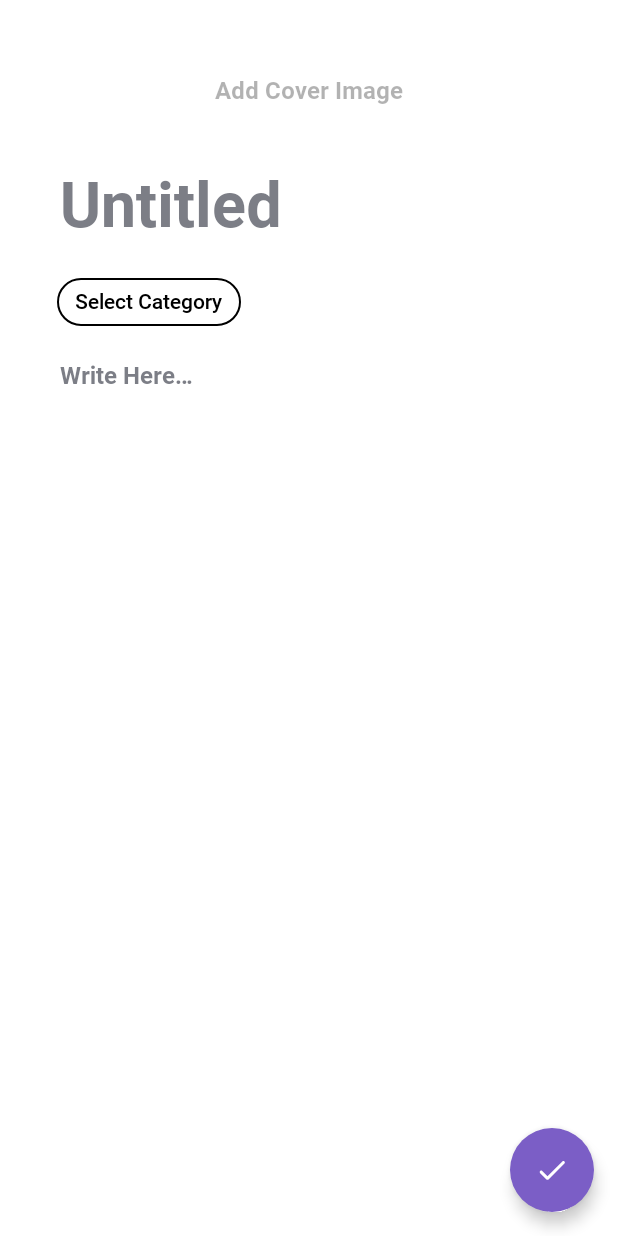
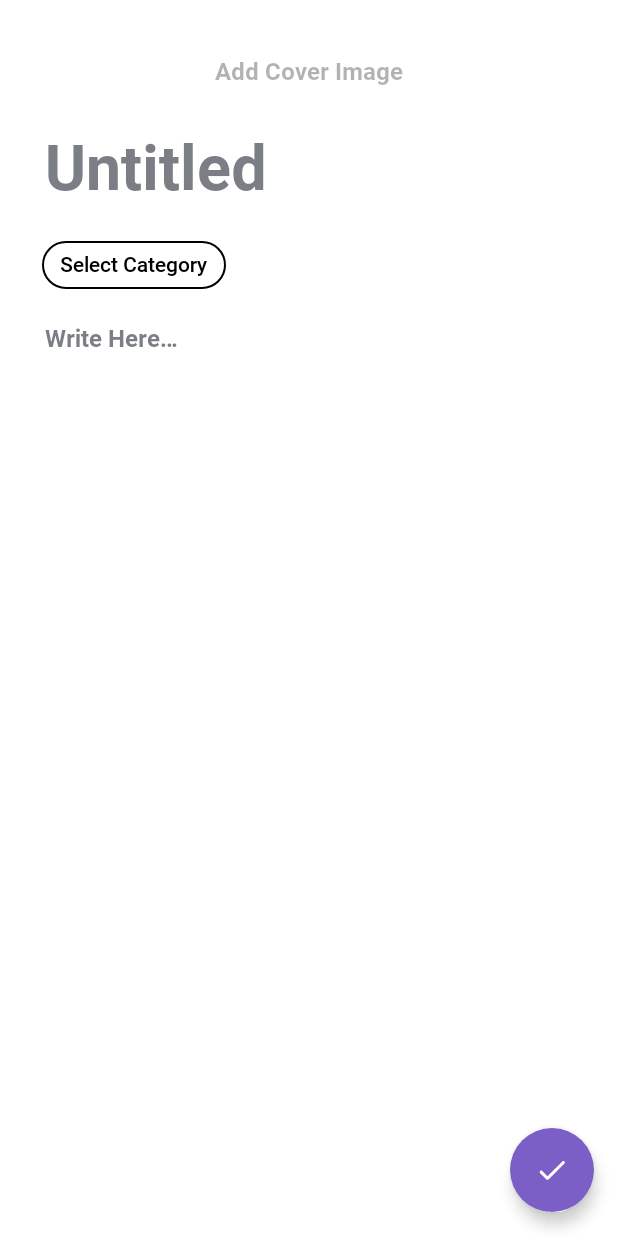
Before and after one commit to AbolfazlHaghpanah/Pienote, an Android app built with Jetpack Compose: the screen it shows after launch (MainActivity), after a tap on "Add Note", on a phone screen of 412 x 824 dp. Run offline under Robolectric (Android 15) with nearby library versions, the phone set to English and light mode, and no system bars; our stand-ins replace Dagger/Hilt's generated code, Room's generated code; 2 other taps on this screen came first.

Commit message:
fix note screen size and paddings

```diff
--- a/app/src/main/java/com/haghpanh/pienote/note/ui/NoteScreen.kt
+++ b/app/src/main/java/com/haghpanh/pienote/note/ui/NoteScreen.kt
@@ -9,10 +9,9 @@ import androidx.compose.animation.core.tween
 import androidx.compose.foundation.clickable
 import androidx.compose.foundation.interaction.MutableInteractionSource
 import androidx.compose.foundation.layout.Column
-import androidx.compose.foundation.layout.Spacer
 import androidx.compose.foundation.layout.fillMaxSize
 import androidx.compose.foundation.layout.fillMaxWidth
-import androidx.compose.foundation.layout.heightIn
+import androidx.compose.foundation.layout.height
 import androidx.compose.foundation.layout.imePadding
 import androidx.compose.foundation.layout.offset
 import androidx.compose.foundation.layout.padding
@@ -40,6 +39,7 @@ import androidx.compose.ui.focus.FocusRequester
 import androidx.compose.ui.focus.focusRequester
 import androidx.compose.ui.graphics.Color
 import androidx.compose.ui.input.nestedscroll.nestedScroll
+import androidx.compose.ui.platform.LocalConfiguration
 import androidx.compose.ui.platform.LocalFocusManager
 import androidx.compose.ui.res.stringResource
 import androidx.compose.ui.unit.IntOffset
@@ -85,7 +85,7 @@ fun NoteScreen(
         }
     }
 
-    HomeScreen(
+    NoteScreen(
         state = state,
         onUpdateNote = viewModel::updateNoteText,
         onUpdateTitle = viewModel::updateTitleText,
@@ -97,7 +97,7 @@ fun NoteScreen(
 }
 
 @Composable
-fun HomeScreen(
+fun NoteScreen(
     state: NoteViewState,
     onUpdateNote: (String) -> Unit,
     onUpdateTitle: (String) -> Unit,
@@ -110,6 +110,7 @@ fun HomeScreen(
     val noteFocusRequester = remember { FocusRequester() }
     val interactionSource = remember { MutableInteractionSource() }
     val focusManager = LocalFocusManager.current
+    val localConfig = LocalConfiguration.current
 
     LaunchedEffect(state.isEditing) {
         if (!state.isEditing) {
@@ -153,7 +154,6 @@ fun HomeScreen(
         Column(
             modifier = Modifier
                 .padding(paddingValue)
-                .padding(top = 24.dp, start = 24.dp, end = 24.dp)
                 .fillMaxSize()
                 .then(
                     if (!state.isEditing) {
@@ -167,6 +167,7 @@ fun HomeScreen(
             ImageCoverSection(
                 modifier = Modifier
                     .statusBarsPadding()
+                    .padding(top = 24.dp, start = 24.dp, end = 24.dp)
                     .then(
                         if (!state.isEditing) {
                             Modifier
@@ -182,7 +183,11 @@ fun HomeScreen(
                 onClick = onRequestToPickImage
             )
 
-            Column {
+            Column(
+                modifier = Modifier
+                    .padding(horizontal = 14.dp)
+                    .height(localConfig.screenHeightDp.dp - 24.dp)
+            ) {
                 if (state.isEditing) {
                     SideEffect {
                         if (state.focusRequestType is FocusRequestType.Title) {
@@ -240,7 +245,7 @@ fun HomeScreen(
                     OutlinedTextField(
                         modifier = Modifier
                             .fillMaxWidth()
-                            .heightIn(min = 500.dp)
+                            .weight(1f)
                             .focusRequester(noteFocusRequester),
                         value = state.note.note.orEmpty(),
                         onValueChange = onUpdateNote,
@@ -272,8 +277,6 @@ fun HomeScreen(
                         style = PienoteTheme.typography.body1
                     )
                 }
-
-                Spacer(modifier = Modifier.heightIn(200.dp))
             }
         }
     }
--- a/app/src/main/java/com/haghpanh/pienote/note/ui/component/ImageCoverSection.kt
+++ b/app/src/main/java/com/haghpanh/pienote/note/ui/component/ImageCoverSection.kt
@@ -12,6 +12,7 @@ import androidx.compose.foundation.layout.aspectRatio
 import androidx.compose.foundation.layout.fillMaxSize
 import androidx.compose.foundation.layout.fillMaxWidth
 import androidx.compose.foundation.layout.height
+import androidx.compose.foundation.layout.padding
 import androidx.compose.material.ButtonDefaults
 import androidx.compose.material.Text
 import androidx.compose.material.TextButton
@@ -76,15 +77,14 @@ fun ImageCoverSection(
             }
         }
     }
+
     AnimatedContent(
         targetState = isEditing && image == null,
         label = "is editing and don have image"
     ) { editing ->
         if (editing) {
             Box(
-                modifier = Modifier
-                    .fillMaxWidth()
-                    .aspectRatio(5f)
+                modifier = Modifier.fillMaxWidth()
             ) {
                 TextButton(
                     modifier = modifier.align(Alignment.Center),
@@ -96,8 +96,8 @@ fun ImageCoverSection(
                     Text(text = stringResource(R.string.add_cover_image))
                 }
             }
-        } else {
-            Spacer(modifier = Modifier.height(24.dp))
+        } else if(image == null) {
+            Spacer(modifier = Modifier.height(48.dp))
         }
     }
 }
```
